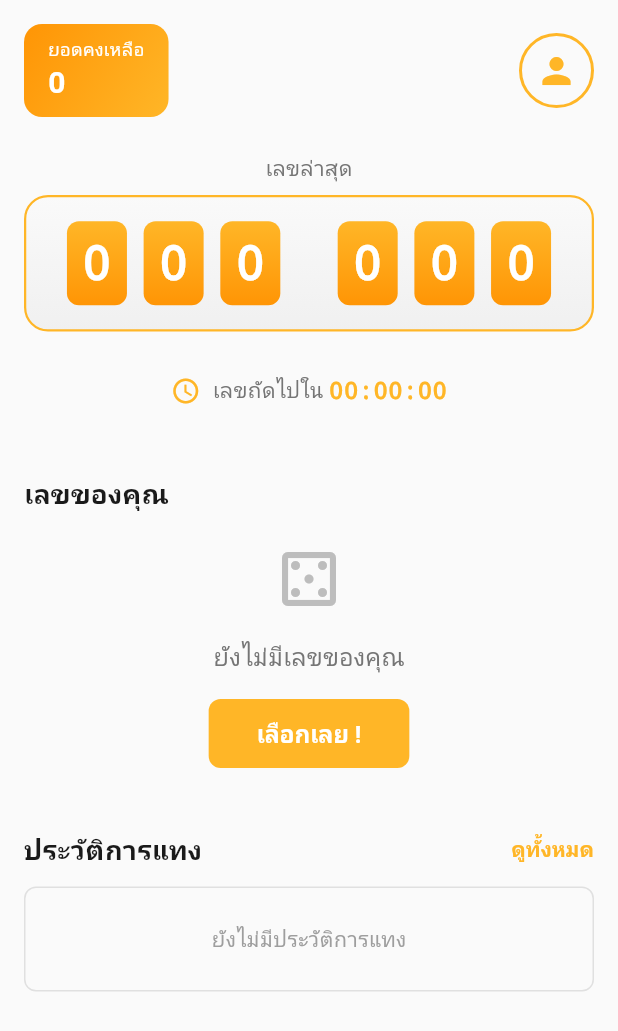
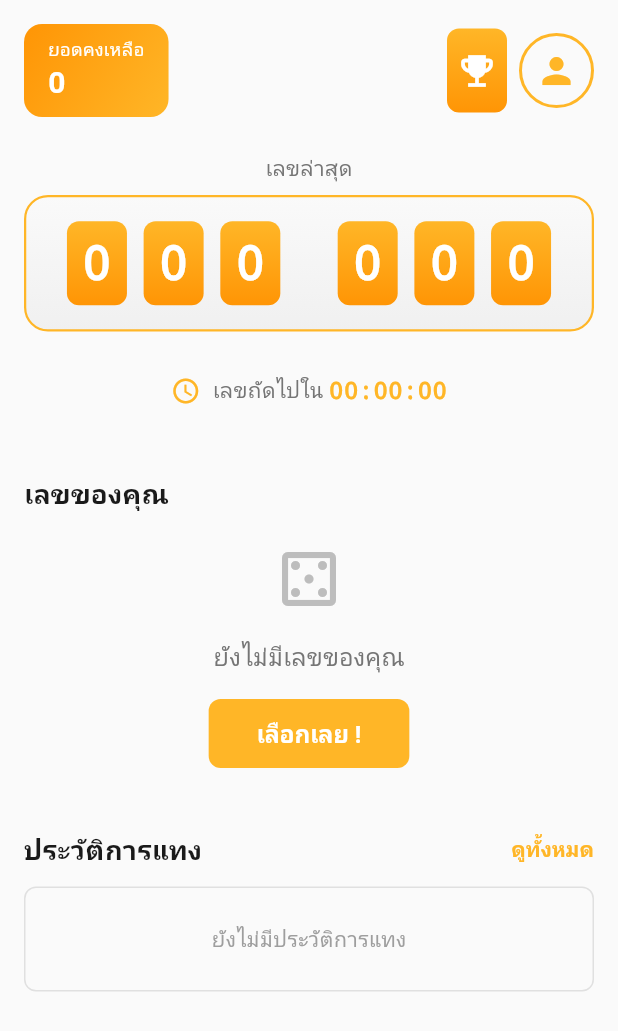
Before and after one commit to nabhon/lynx666, a Flutter app: the HomeScreen screen opened by its route, on a phone screen of 412 x 824 dp. Shown: the top 1031 px of the screen. Run offline on Flutter 3.47's test engine with Material 3 defaults, Android fonts, the phone set to English and light mode, and no system bars; our stand-ins replace flutter_dotenv, flutter_riverpod, go_router, google_fonts, image_picker, riverpod_annotation and 1 more; accounts and stored records are empty; generated files the repository leaves out were written again; Roboto replaces fonts that are missing (Kanit).

Commit message:
Update home_screen.dart

```diff
--- a/lib/presentation/screens/home/home_screen.dart
+++ b/lib/presentation/screens/home/home_screen.dart
@@ -69,7 +69,17 @@ class _HomeScreenState extends ConsumerState<HomeScreen> {
     return Scaffold(
       backgroundColor: const Color(0xFFFAFAFA),
       body: SafeArea(
+        child: RefreshIndicator(
+          onRefresh: () async {
+            await ref.refresh(latestLotteryDrawProvider.future);
+            await ref.refresh(nextLotteryDrawProvider.future);
+            await ref.refresh(userProfileProvider.future);
+            await ref.refresh(userBetHistoryProvider().future);
+            await ref.refresh(userPendingBetsProvider.future);
+            ref.invalidate(profileBalanceProvider);
+          },
           child: SingleChildScrollView(
+            physics: const AlwaysScrollableScrollPhysics(),
             child: Padding(
               padding: const EdgeInsets.all(16.0),
               child: Column(
@@ -102,6 +112,7 @@ class _HomeScreenState extends ConsumerState<HomeScreen> {
             ),
           ),
         ),
+      ),
     );
   }
 
@@ -113,22 +124,80 @@ class _HomeScreenState extends ConsumerState<HomeScreen> {
         children: [
           // Balance (Top Left)
           _buildBalanceCard(data?.balance ?? 0.0),
-          // Profile Image (Top Right)
+          // Profile Section (Top Right) - Leaderboard + Profile Image
+          Row(
+            mainAxisSize: MainAxisSize.min,
+            children: [
+              // Leaderboard Button
+              GestureDetector(
+                onTap: () => context.goNamed('leaderboard'),
+                child: Container(
+                  width: 40,
+                  height: 56,
+                  decoration: BoxDecoration(
+                    gradient: const LinearGradient(
+                      colors: [Color(0xFFFFB627), Color(0xFFFF9505)],
+                      begin: Alignment.topCenter,
+                      end: Alignment.bottomCenter,
+                    ),
+                    borderRadius: BorderRadius.circular(8),
+                  ),
+                  child: const Icon(
+                    Icons.emoji_events,
+                    color: Colors.white,
+                    size: 28,
+                  ),
+                ),
+              ),
+              const SizedBox(width: 8),
+              // Profile Image
               _buildProfileImage(data),
+            ],
+          ),
         ],
       ),
       loading: () => Row(
         mainAxisAlignment: MainAxisAlignment.spaceBetween,
         children: [
           _buildBalanceCard(0.0),
-          _buildProfileImage(null),
+          const Row(
+            mainAxisSize: MainAxisSize.min,
+            children: [
+              SizedBox(
+                width: 40,
+                height: 56,
+                child: Icon(Icons.emoji_events, color: Colors.white),
+              ),
+              SizedBox(width: 8),
+              SizedBox(
+                width: 50,
+                height: 50,
+                child: Icon(Icons.person, color: Color(0xFFFFB627)),
+              ),
+            ],
+          ),
         ],
       ),
       error: (_, __) => Row(
         mainAxisAlignment: MainAxisAlignment.spaceBetween,
         children: [
           _buildBalanceCard(0.0),
-          _buildProfileImage(null),
+          const Row(
+            mainAxisSize: MainAxisSize.min,
+            children: [
+              SizedBox(
+                width: 40,
+                height: 56,
+                child: Icon(Icons.emoji_events, color: Colors.white),
+              ),
+              SizedBox(width: 8),
+              SizedBox(
+                width: 50,
+                height: 50,
+                child: Icon(Icons.person, color: Color(0xFFFFB627)),
+              ),
+            ],
+          ),
         ],
       ),
     );
@@ -516,29 +585,7 @@ class _HomeScreenState extends ConsumerState<HomeScreen> {
         runSpacing: 8,
         alignment: WrapAlignment.center,
         children: allNumbers.map((number) {
-          return Container(
-            width: 44,
-            height: 44,
-            decoration: BoxDecoration(
-              gradient: const LinearGradient(
-                colors: [Color(0xFFFFB627), Color(0xFFFF9505)],
-                begin: Alignment.topCenter,
-                end: Alignment.bottomCenter,
-              ),
-              borderRadius: BorderRadius.circular(8),
-
-            ),
-            child: Center(
-              child: Text(
-                number.toString().padLeft(2, '0'),
-                style: const TextStyle(
-                  color: Colors.white,
-                  fontSize: 18,
-                  fontWeight: FontWeight.bold,
-                ),
-              ),
-            ),
-          );
+          return _buildDigitBox(number.toString());
         }).toList(),
       ),
     );
@@ -697,7 +744,7 @@ class _HomeScreenState extends ConsumerState<HomeScreen> {
                           borderRadius: BorderRadius.circular(4),
                         ),
                         child: Text(
-                          number.toString().padLeft(2, '0'),
+                          number.toString(),
                           style: const TextStyle(
                             color: Color(0xFF1A1A1A),
                             fontSize: 12,
```
Lines whose indentation alone changed are shown as unchanged.
